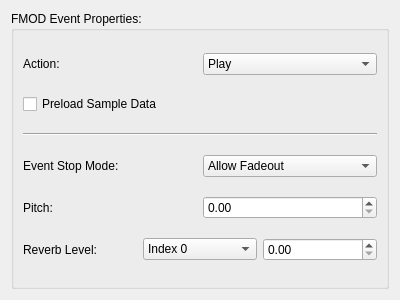
hydexon/AudioEngineFMOD, file Code/Source/Tools/ConnectionWidgets/EventPropertiesForm.ui: the form before one commit.
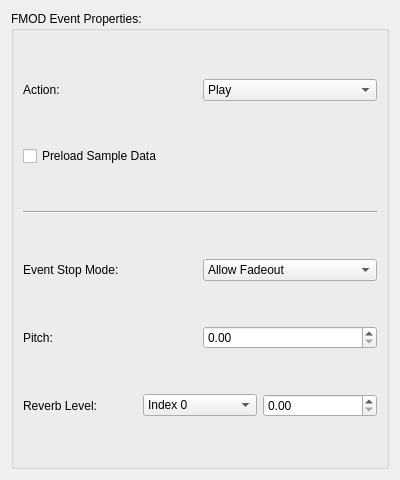
The form after the commit.

```diff
--- a/Code/Source/Tools/ConnectionWidgets/EventPropertiesForm.ui
+++ b/Code/Source/Tools/ConnectionWidgets/EventPropertiesForm.ui
@@ -7,7 +7,7 @@
     <x>0</x>
     <y>0</y>
     <width>400</width>
-    <height>300</height>
+    <height>480</height>
    </rect>
   </property>
   <property name="windowTitle">
```
Left out of the diff: 6 changed lines with no effect on the pictures.
